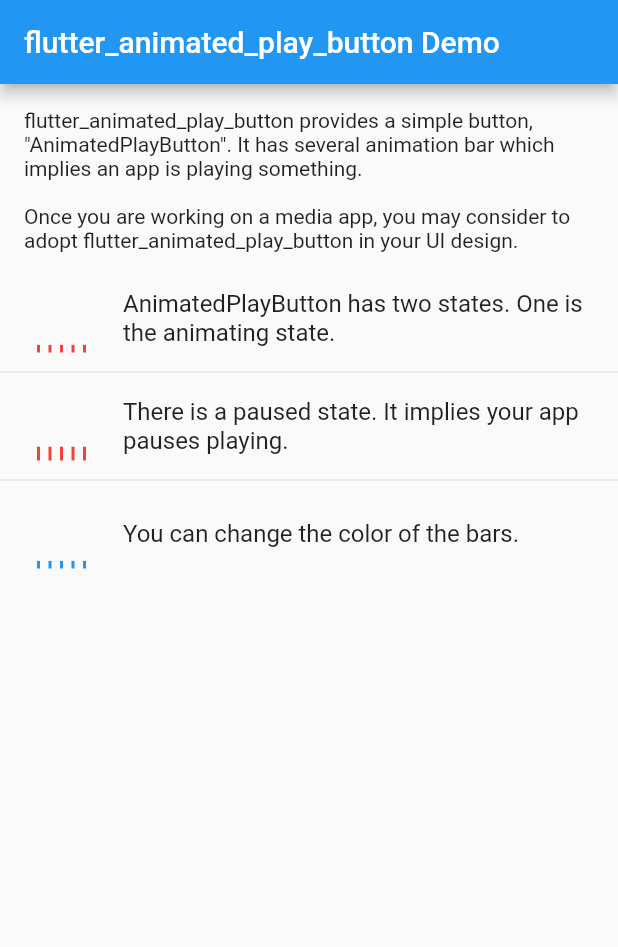
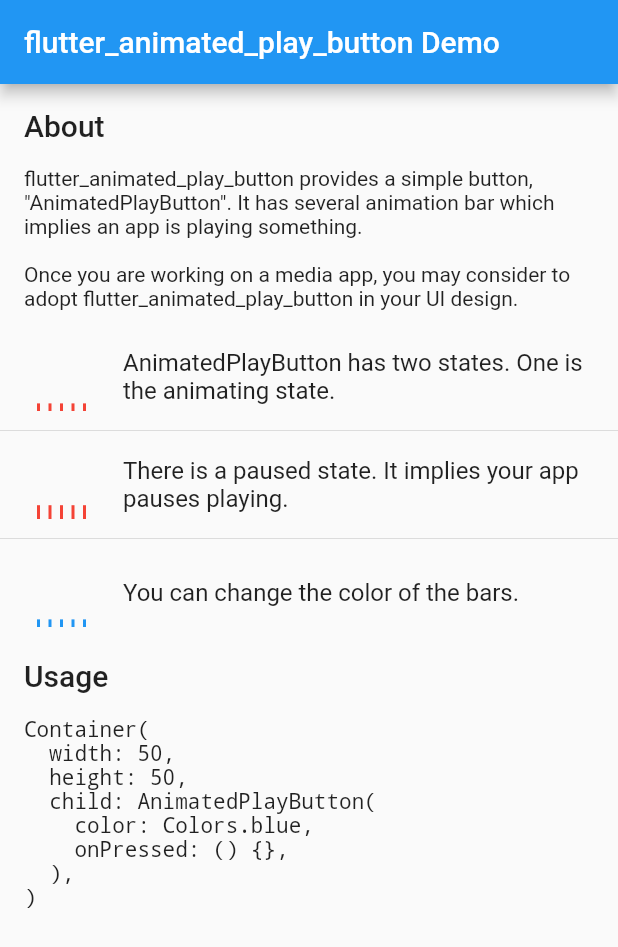
Before and after one commit to zonble/flutter_animated_play_button, a Flutter app: the screen it shows after launch, on a phone screen of 412 x 824 dp. Shown: the top 947 px of the screen. Run offline on Flutter 3.47's test engine with Material 2 defaults, Android fonts, the light colour scheme and no system bars.

Commit message:
Updates the example.

```diff
--- a/example/lib/main.dart
+++ b/example/lib/main.dart
@@ -25,12 +25,22 @@ class _MyHomePageState extends State<MyHomePage> {
   @override
   Widget build(BuildContext context) => Scaffold(
         appBar: AppBar(title: Text(widget.title)),
-        body: SingleChildScrollView(
+        body: SafeArea(
+          child: Scrollbar(
+            child: SingleChildScrollView(
+              child: Center(
                 child: ConstrainedBox(
                   constraints: BoxConstraints(maxWidth: 600),
                   child: Column(
+                    mainAxisAlignment: MainAxisAlignment.center,
                     crossAxisAlignment: CrossAxisAlignment.start,
                     children: <Widget>[
+                      Padding(
+                        padding: const EdgeInsets.only(
+                            top: 16, left: 16, bottom: 0, right: 16),
+                        child: Text('About',
+                            style: Theme.of(context).textTheme.title),
+                      ),
                       Padding(
                           padding: const EdgeInsets.all(16.0),
                           child: Text('flutter_animated_play_button provides a simple button,' +
@@ -75,7 +85,32 @@ class _MyHomePageState extends State<MyHomePage> {
                           ),
                         ),
                       ),
+                      Padding(
+                        padding: const EdgeInsets.only(
+                            top: 16, left: 16, bottom: 0, right: 16),
+                        child: Text('Usage',
+                            style: Theme.of(context).textTheme.title),
+                      ),
+                      Padding(
+                        padding: const EdgeInsets.all(16.0),
+                        child: Text(
+                          '''
+Container(
+  width: 50,
+  height: 50,
+  child: AnimatedPlayButton(
+    color: Colors.blue,
+    onPressed: () {},
+  ),
+)
+                        ''',
+                          style: TextStyle(fontFamily: 'Courier'),
+                        ),
+                      )
                     ],
+                  ),
+                ),
+              ),
             ),
           ),
         ),
```
Also changed, not shown: 4 other files. Lines whose indentation alone changed are shown as unchanged.
